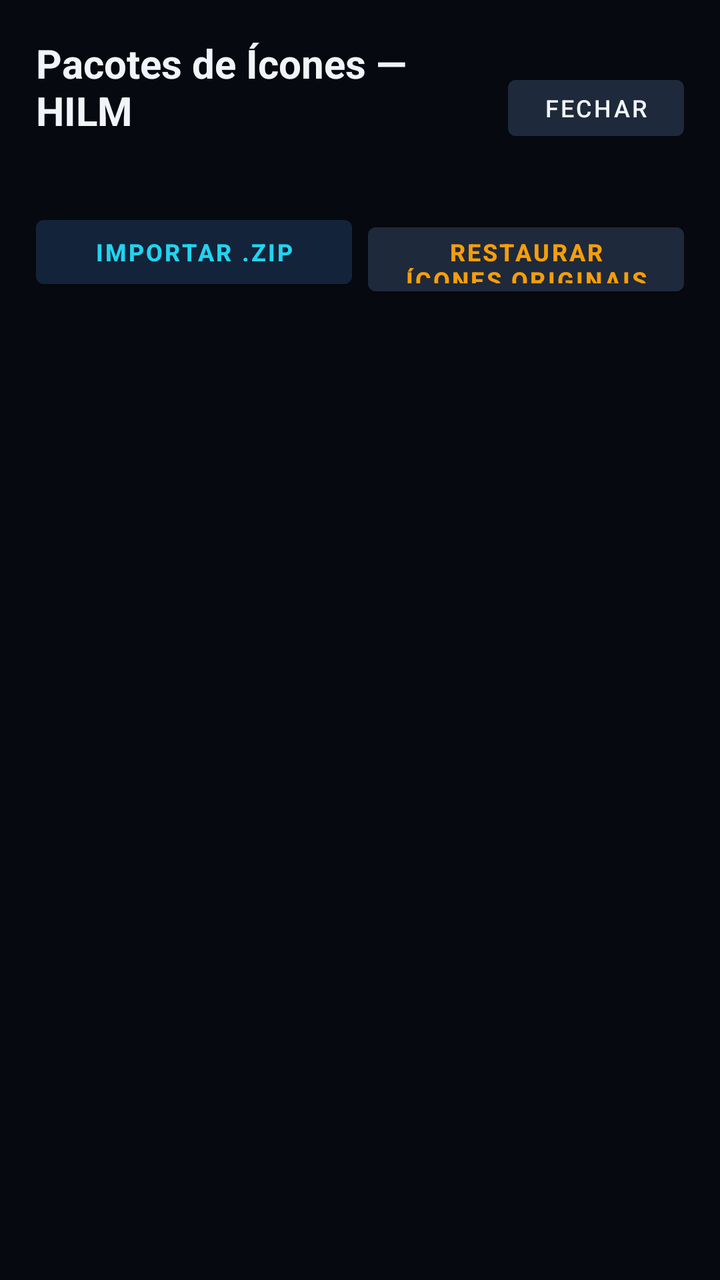
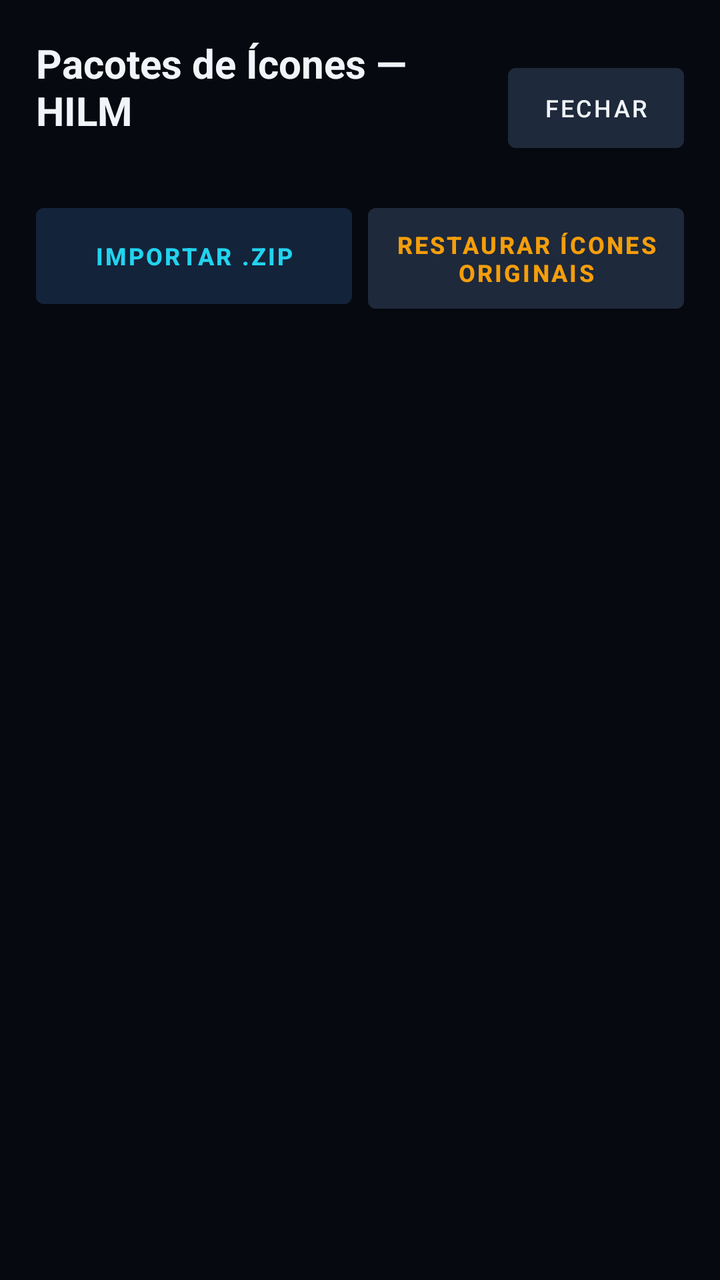

Compare the two renders of this Android layout. The source of the first and the diff that turns it into the second are given below.
<!-- AndroidManifest.xml: activity theme Theme.NossoUniverso.Settings -->
<!-- res/layout/activity_icon_pack_manager.xml -->
<?xml version="1.0" encoding="utf-8"?>
<LinearLayout xmlns:android="http://schemas.android.com/apk/res/android"
    android:layout_width="match_parent"
    android:layout_height="match_parent"
    android:background="#06090F"
    android:orientation="vertical"
    android:padding="18dp">

    <LinearLayout
        android:layout_width="match_parent"
        android:layout_height="wrap_content"
        android:gravity="center_vertical"
        android:orientation="horizontal">

        <LinearLayout
            android:layout_width="0dp"
            android:layout_height="wrap_content"
            android:layout_weight="1"
            android:orientation="vertical">

            <TextView
                android:layout_width="wrap_content"
                android:layout_height="wrap_content"
                android:text="@string/icon_pack_manager_title"
                android:textColor="@color/hud_text_primary"
                android:textSize="20sp"
                android:textStyle="bold" />

            <TextView
                android:id="@+id/txtActivePackSummary"
                android:layout_width="match_parent"
                android:layout_height="wrap_content"
                android:layout_marginTop="4dp"
                android:textColor="@color/hud_cyan"
                android:textSize="12.5sp" />
        </LinearLayout>

        <Button
            android:id="@+id/btnBackFromPacks"
            android:layout_width="wrap_content"
            android:layout_height="40dp"
            android:backgroundTint="#1E293B"
            android:text="@string/close_label"
            android:textColor="@color/hud_text_primary"
            android:textSize="12sp" />
    </LinearLayout>

    <LinearLayout
        android:layout_width="match_parent"
        android:layout_height="wrap_content"
        android:layout_marginTop="14dp"
        android:orientation="horizontal">

        <Button
            android:id="@+id/btnImportZipPack"
            android:layout_width="0dp"
            android:layout_height="44dp"
            android:layout_marginEnd="8dp"
            android:layout_weight="1"
            android:backgroundTint="#13233A"
            android:text="@string/import_zip_pack"
            android:textColor="@color/hud_cyan"
            android:textSize="12sp"
            android:textStyle="bold" />

        <Button
            android:id="@+id/btnRestoreOriginalIcons"
            android:layout_width="0dp"
            android:layout_height="44dp"
            android:layout_weight="1"
            android:backgroundTint="#1E293B"
            android:text="@string/restore_original_icons"
            android:textColor="@color/hud_amber"
            android:textSize="12sp"
            android:textStyle="bold" />
    </LinearLayout>

    <androidx.recyclerview.widget.RecyclerView
        android:id="@+id/recyclerIconPacks"
        android:layout_width="match_parent"
        android:layout_height="0dp"
        android:layout_marginTop="14dp"
        android:layout_weight="1"
        android:clipToPadding="false"
        android:paddingBottom="12dp" />

</LinearLayout>
<!-- resources referenced by this layout -->
<resources>
  <color name="hud_amber">#F59E0B</color>
  <color name="hud_cyan">#22D3EE</color>
  <color name="hud_text_primary">#F1F5F9</color>
  <string name="close_label">Fechar</string>
  <string name="icon_pack_manager_title">Pacotes de Ícones — HILM</string>
  <string name="import_zip_pack">Importar .ZIP</string>
  <string name="restore_original_icons">Restaurar Ícones Originais</string>
  <style name="Theme.NossoUniverso.Settings" parent="Theme.MaterialComponents.DayNight.NoActionBar">
          <item name="android:windowBackground">#06090F</item>
          <item name="android:statusBarColor">#06090F</item>
          <item name="android:navigationBarColor">#06090F</item>
          <item name="colorPrimary">@color/hud_cyan</item>
          <item name="colorSecondary">@color/hud_amber</item>
      </style>
</resources>

<!-- the commit's change to res/layout/activity_icon_pack_manager.xml (unified diff, before → after) -->
@@ -3,6 +3,7 @@
     android:layout_width="match_parent"
     android:layout_height="match_parent"
     android:background="#06090F"
+    android:fitsSystemWindows="true"
     android:orientation="vertical"
     android:padding="18dp">
 
@@ -38,8 +39,15 @@
         <Button
             android:id="@+id/btnBackFromPacks"
             android:layout_width="wrap_content"
-            android:layout_height="40dp"
+            android:layout_height="wrap_content"
             android:backgroundTint="#1E293B"
+            android:gravity="center"
+            android:insetTop="0dp"
+            android:insetBottom="0dp"
+            android:minHeight="40dp"
+            android:paddingHorizontal="14dp"
+            android:paddingVertical="8dp"
+            android:singleLine="false"
             android:text="@string/close_label"
             android:textColor="@color/hud_text_primary"
             android:textSize="12sp" />
@@ -49,15 +57,23 @@
         android:layout_width="match_parent"
         android:layout_height="wrap_content"
         android:layout_marginTop="14dp"
+        android:baselineAligned="false"
         android:orientation="horizontal">
 
         <Button
             android:id="@+id/btnImportZipPack"
             android:layout_width="0dp"
-            android:layout_height="44dp"
+            android:layout_height="wrap_content"
             android:layout_marginEnd="8dp"
             android:layout_weight="1"
             android:backgroundTint="#13233A"
+            android:gravity="center"
+            android:insetTop="0dp"
+            android:insetBottom="0dp"
+            android:minHeight="48dp"
+            android:paddingHorizontal="10dp"
+            android:paddingVertical="10dp"
+            android:singleLine="false"
             android:text="@string/import_zip_pack"
             android:textColor="@color/hud_cyan"
             android:textSize="12sp"
@@ -66,9 +82,16 @@
         <Button
             android:id="@+id/btnRestoreOriginalIcons"
             android:layout_width="0dp"
-            android:layout_height="44dp"
+            android:layout_height="wrap_content"
             android:layout_weight="1"
             android:backgroundTint="#1E293B"
+            android:gravity="center"
+            android:insetTop="0dp"
+            android:insetBottom="0dp"
+            android:minHeight="48dp"
+            android:paddingHorizontal="10dp"
+            android:paddingVertical="10dp"
+            android:singleLine="false"
             android:text="@string/restore_original_icons"
             android:textColor="@color/hud_amber"
             android:textSize="12sp"
@@ -82,6 +105,6 @@
         android:layout_marginTop="14dp"
         android:layout_weight="1"
         android:clipToPadding="false"
-        android:paddingBottom="12dp" />
+        android:paddingBottom="28dp" />
 
 </LinearLayout>
